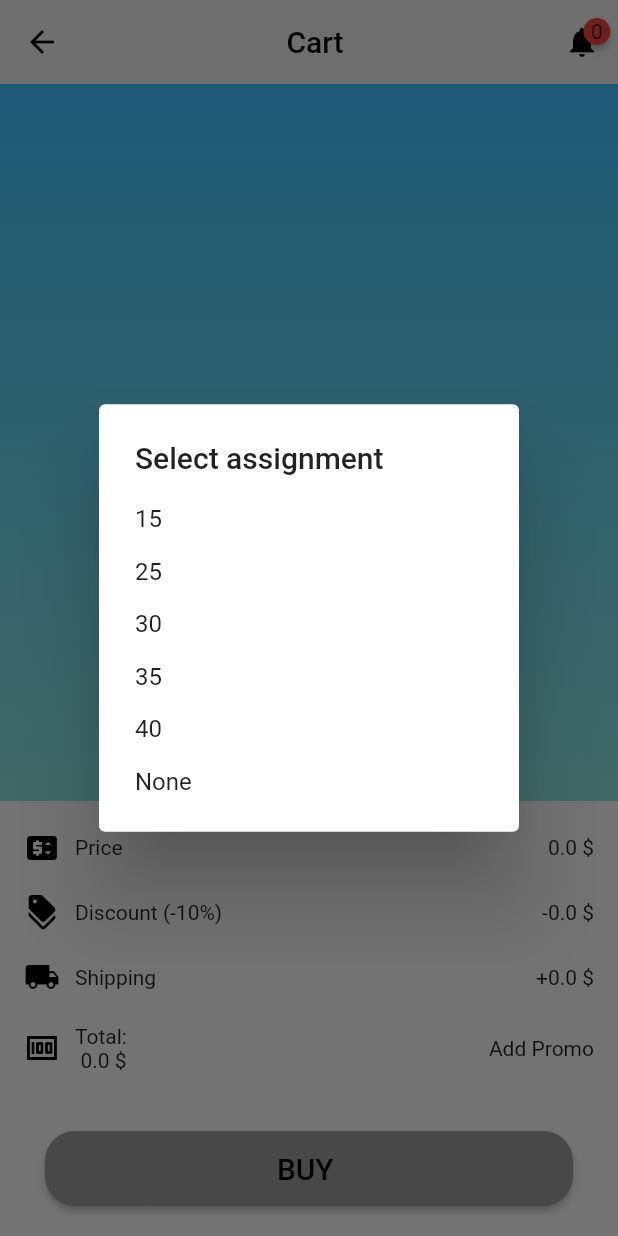
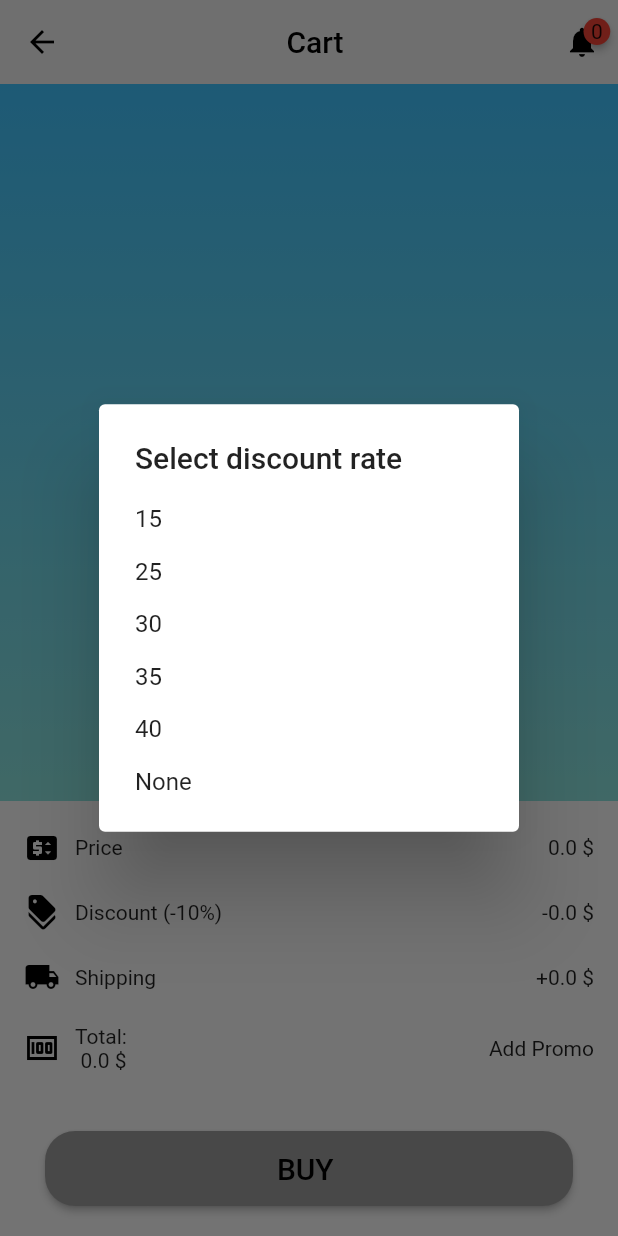
Before and after one commit to SonHoang1002/E-Commerce-1, a Flutter app: the CartScreen screen opened directly, after a tap on "Add Promo", on a phone screen of 412 x 824 dp. Run offline on Flutter 3.47's test engine with Material 2 defaults, Android fonts, the phone set to English and light mode, and no system bars; drawn by our look-alikes of badges; our stand-ins replace animated_text_kit, carousel_pro, cloud_firestore, file_picker, firebase_auth, firebase_core and 6 more; missing offline and left inert: count_number, custom_dialog, flutter_sms, simple_autocomplete_formfield, talkjs_flutter; accounts and stored records are empty; network calls fail.

Commit message:
fix 3-12

```diff
--- a/lib/providers/general_provider.dart
+++ b/lib/providers/general_provider.dart
@@ -339,7 +339,7 @@ class GeneralProvider with ChangeNotifier {
     total = double.parse(
         ((value + getShipping - getDiscount) * (1 - getPromo / 100))
             .toStringAsFixed(2));
-
+    if (total == 0) resetPromo();
     notifyListeners();
   }
 
@@ -911,9 +911,6 @@ class GeneralProvider with ChangeNotifier {
   }
 
   String get getMoneyIconName => moneyIconName;
-
-
-
 }
 
 
--- a/lib/screen/cartscreen.dart
+++ b/lib/screen/cartscreen.dart
@@ -190,6 +190,7 @@ class _CartScreenState extends State<CartScreen> {
     );
   }
 
+  //
   Widget buildDeatail(Icon icon, String startName, String endName) {
     return Container(
       width: 380,
@@ -261,7 +262,7 @@ class _CartScreenState extends State<CartScreen> {
       barrierDismissible: false, // user must tap button!
       builder: (BuildContext context) {
         return SimpleDialog(
-          title: const Text('Select assignment'),
+          title: const Text('Select discount rate'),
           children: <Widget>[
             buildSimpleDialogOption('15'),
             buildSimpleDialogOption('25'),
--- a/lib/screen/notification.dart
+++ b/lib/screen/notification.dart
@@ -218,6 +218,7 @@ class _NotificationMessageState extends State<NotificationMessage> {
               child: Text('Yes'),
               onPressed: () {
                 generalProvider.removeNotiList();
+                Navigator.of(context).pop();
               },
             ),
           ],
--- a/lib/screen/profile.dart
+++ b/lib/screen/profile.dart
@@ -160,7 +160,7 @@ class _ProfileScreenState extends State<ProfileScreen> {
                     }));
 
                     return Container(
-                      height: 900,
+                      height: 800,
                       width: double.infinity,
                       padding:
                           EdgeInsets.symmetric(horizontal: 20, vertical: 10),
--- a/lib/widget/cartsingleproduct.dart
+++ b/lib/widget/cartsingleproduct.dart
@@ -84,7 +84,7 @@ class _CartSingleProductState extends State<CartSingleProduct> {
                       //       fontSize: 13),
                       // ),
                       Text(
-                        "Price: ${UnitMoney().convertMoney(widget.price,generalProvider.getMoneyIconName)} ${generalProvider.getMoneyIconName} ",
+                        "Price: ${UnitMoney().convertMoney(widget.price, generalProvider.getMoneyIconName)} ${generalProvider.getMoneyIconName} ",
                         style: const TextStyle(
                             color: Colors.redAccent,
                             fontWeight: FontWeight.bold,
@@ -209,6 +209,4 @@ class _CartSingleProductState extends State<CartSingleProduct> {
     }
     return value;
   }
-
-
 }
```
Also changed, not shown: pubspec.yaml (+12 -6 lines), pubspec.lock.
